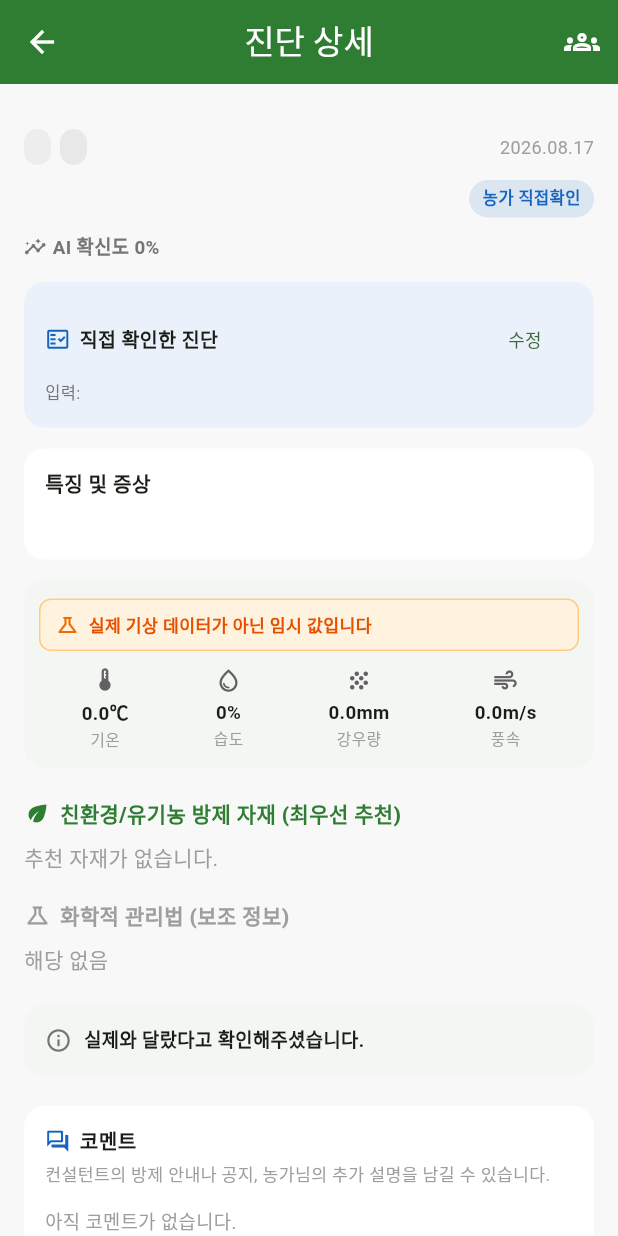
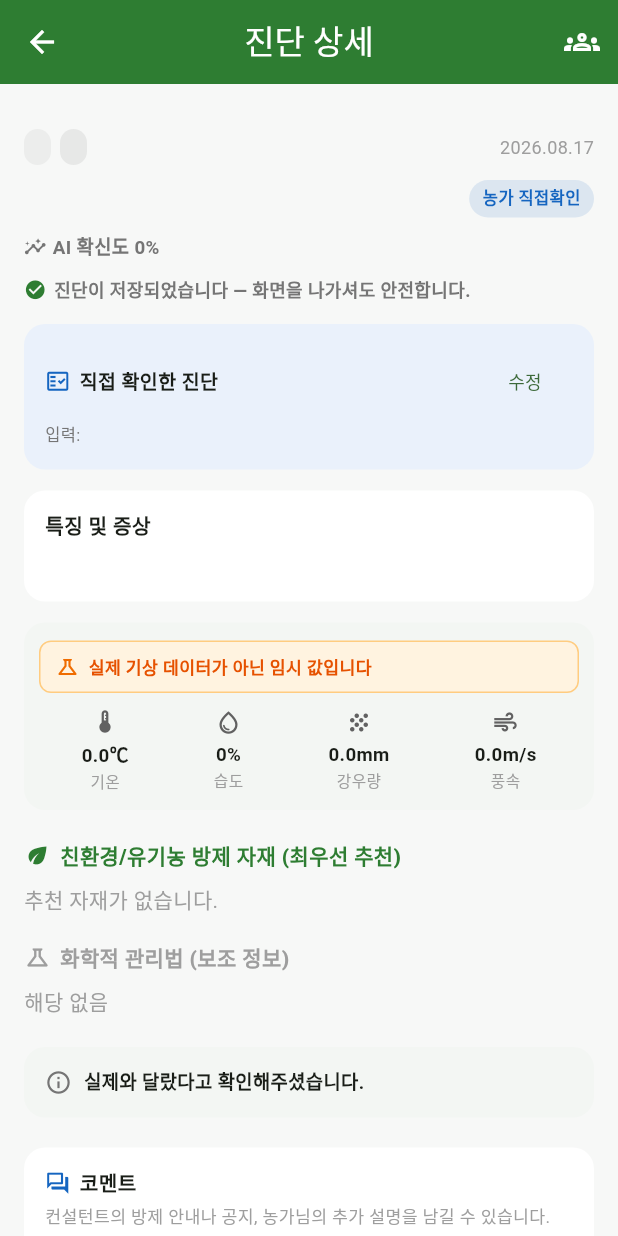
Before and after one commit to coop1004/ginseng-farm-platform, a Flutter app: the DiagnosisResultScreen screen opened directly with empty values, on a phone screen of 412 x 824 dp. Run offline on Flutter 3.47's test engine with Material 3 defaults, Android fonts, the phone set to English and light mode, and no system bars; our stand-ins replace fl_chart, image_picker, shared_preferences, table_calendar; missing offline and left inert: image_gallery_saver_plus; accounts and stored records are empty; network calls fail.

Commit message:
AI 진단 결과 화면에 저장 확인 배지 추가
병명·확신도 카드 바로 아래에 화면 진입 즉시(별도 액션 없이) 보이는 "진단이
저장되었습니다 — 화면을 나가셔도 안전합니다." 안내를 추가. 이 화면에 진입하는
시점엔 diagnosis_service가 사진 저장~AI 진단까지 이미 끝낸 뒤라 저장 안 된
상태 자체가 존재하지 않음(이전 조사 결과) - "저장 버튼이 안 보여 불안하다"는
피드백에 대응해, 버튼을 새로 만드는 대신(안 눌러야 저장 안 된다는 잘못된
인식을 줄 위험) 사실을 그대로 안내만 하는 방식으로 구현.

기존 O/X 피드백 SnackBar("피드백이 저장되었습니다"), 코멘트 SnackBar("댓글이
등록되었습니다")와 같은 짧고 담백한 톤으로 문구를 맞춤.

[검증] 실기기(Android)에서 새 진단을 실제로 등록해 결과 화면 진입 직후
스크린샷으로 배지 노출 확인. 기존 레이아웃(날씨, 방제 자재 카드, O/X 피드백
버튼, 코멘트 섹션)과 겹치거나 밀리지 않음을 확인. O/X 피드백 SnackBar 정상
동작 회귀 확인. flutter analyze 이슈 없음.

Co-Authored-By: Claude Sonnet 5 <noreply@anthropic.com>

```diff
--- a/mobile/lib/screens/diagnosis_result_screen.dart
+++ b/mobile/lib/screens/diagnosis_result_screen.dart
@@ -330,6 +330,8 @@ class _DiagnosisResultScreenState extends State<DiagnosisResultScreen> {
                     style: TextStyle(fontSize: 12.5, color: Colors.grey.shade600, fontWeight: FontWeight.w600)),
               ],
             ),
+          const SizedBox(height: 10),
+          const _SavedConfirmationBadge(),
           const SizedBox(height: 14),
           _buildFinalDiagnosisCard(),
           const SizedBox(height: 14),
@@ -554,6 +556,31 @@ class _DiagnosisResultScreenState extends State<DiagnosisResultScreen> {
       padding: const EdgeInsets.symmetric(horizontal: 9, vertical: 4),
       decoration: BoxDecoration(color: color.withOpacity(0.12), borderRadius: BorderRadius.circular(999)),
       child: Text(text, style: TextStyle(fontSize: 11, color: color, fontWeight: FontWeight.w700)),
+    );
+  }
+}
+
+/// 병명·확신도 카드 바로 아래에서 화면 진입 즉시(별도 액션 없이) 보이는 저장 확인
+/// 안내 - 이 화면에 들어오는 시점엔 이미 diagnosis_service가 사진 저장부터 AI
+/// 진단까지 한 번에 끝낸 뒤라 저장이 안 된 상태 자체가 존재하지 않는다. 그럼에도
+/// "저장 버튼이 안 보여서 불안하다"는 피드백이 있었기 때문에, 버튼을 누르게 하는
+/// 대신(안 눌러도 이미 저장됐다는 잘못된 인식을 줄 수 있어) 사실을 그대로 안내만 한다.
+class _SavedConfirmationBadge extends StatelessWidget {
+  const _SavedConfirmationBadge();
+
+  @override
+  Widget build(BuildContext context) {
+    return Row(
+      children: [
+        const Icon(Icons.check_circle, color: AppColors.green, size: 15),
+        const SizedBox(width: 5),
+        Expanded(
+          child: Text(
+            '진단이 저장되었습니다 — 화면을 나가셔도 안전합니다.',
+            style: TextStyle(fontSize: 12, color: Colors.grey.shade600, fontWeight: FontWeight.w600),
+          ),
+        ),
+      ],
     );
   }
 }
```
